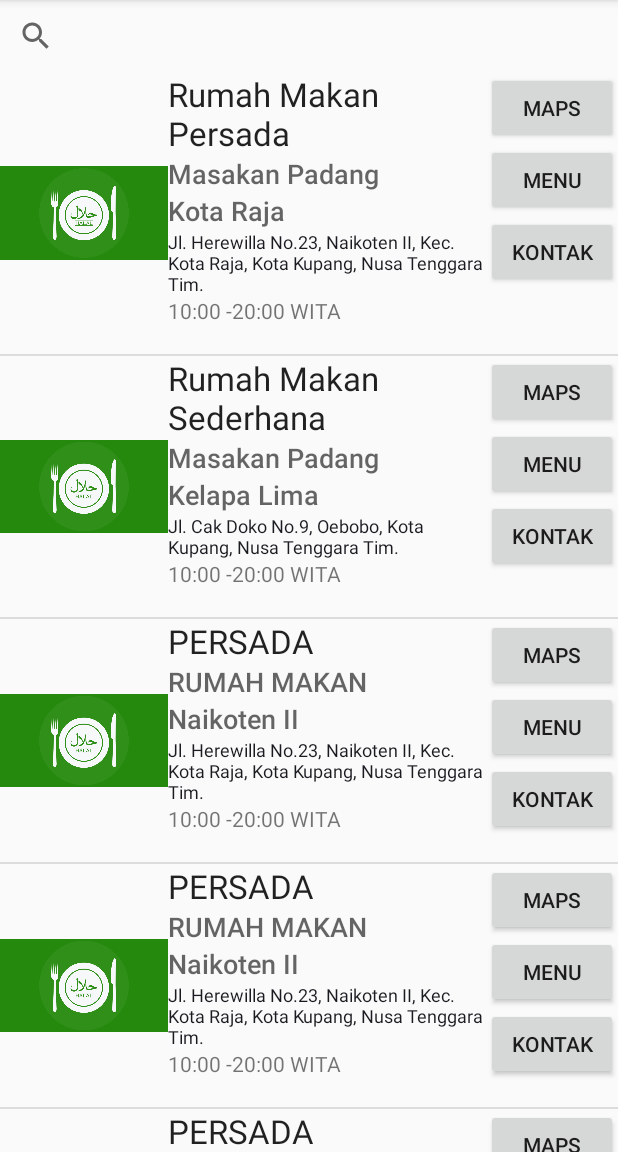
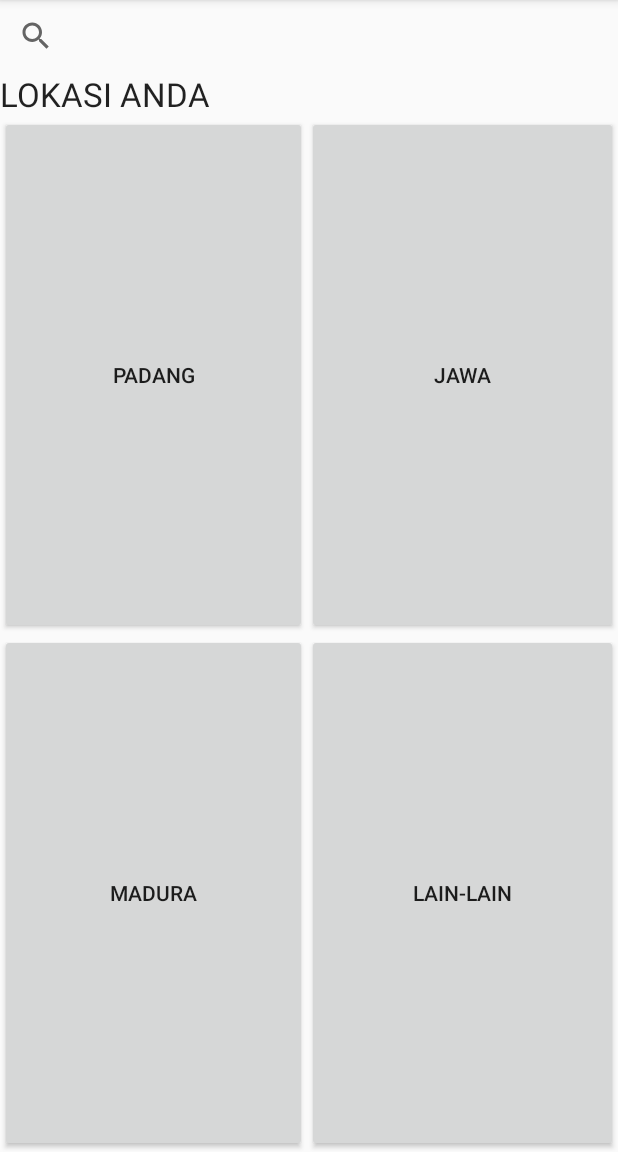
Before and after one commit to Kneotrino/INFORMHALAL, an Android app: the screen it shows after launch (MainActivity), on a phone screen of 412 x 824 dp, the part 84-1236 px from its top. Run offline under Robolectric (Android 15) with nearby library versions, the phone set to English and light mode, and no system bars.

Commit message:
MASALAH DASAR MASALAH UANG

```diff
--- a/app/src/main/java/com/clay/informhalal/MainActivity.kt
+++ b/app/src/main/java/com/clay/informhalal/MainActivity.kt
@@ -22,59 +22,70 @@ class MainActivity : AppCompatActivity() {
         super.onCreate(savedInstanceState)
         setContentView(R.layout.activity_main)
 
-        var listView = findViewById<ListView>(R.id.listViewRM)
-        listView.adapter = MyAdapter(this, modelRumahMakan.values())
+//        val btnJawa = findViewById<Button>(R.id.buttonJawa)
+//        val btnMadura = findViewById<Button>(R.id.buttonMadura)
+        val btnPadang = findViewById<Button>(R.id.buttonPadang)
+//        val btnLain = findViewById<Button>(R.id.buttonLainLain)
 
-    }
-
-    class MyAdapter(private val context: Context, private val items: Array<modelRumahMakan>) : BaseAdapter() {
-
-        override fun getCount(): Int {
-            return items.size
-        }
-
-        override fun getItem(position: Int): Any {
-            return items[position]
-        }
-
-        override fun getItemId(position: Int): Long {
-            return 0
-        }
-
-        override fun getView(position: Int, convertView: View?, parent: ViewGroup): View {
-            var listItem = convertView
-            if (listItem == null)
-                listItem = LayoutInflater.from(context).inflate(
-                    R.layout.layout_rm,
-                    parent,
-                    false
-                )
-
-            val textNama = listItem?.findViewById<TextView>(R.id.textViewNama)
-            val textKel = listItem?.findViewById<TextView>(R.id.textViewKelurahan)
-            val textAlamat = listItem?.findViewById<TextView>(R.id.textViewAlamat)
-            val textJamBuka = listItem?.findViewById<TextView>(R.id.textViewWaktu)
-            val textKet = listItem?.findViewById<TextView>(R.id.textViewKet)
-            val btnMaps = listItem?.findViewById<Button>(R.id.buttonMaps)
-
-            textNama?.text = items[position].nama
-            textAlamat?.text = items[position].alamat
-            textKel?.text = items[position].kelurahan
-            textJamBuka?.text = items[position].getJadwal()
-            textKet?.text = items[position].jenis
-
-            btnMaps?.setOnClickListener({
-//                val i = Intent(context, MapsActivity::class.java)
-//                i.addFlags(Intent.FLAG_ACTIVITY_CLEAR_TOP)
-//                i.putExtra("lokasi",items[position].lokasi)
-//                context.startActivity(i)
-                val uri = "https://www.google.com/maps/place/Rumah+Makan+Persada/@-10.1753701,123.5923084,16z/data=!4m5!3m4!1s0x2c569ca1a2b435e7:0x51eba4ddf406b17d!8m2!3d-10.1753701!4d123.5966858"
-                val intent = Intent(Intent.ACTION_VIEW, Uri.parse(uri))
-                intent.setPackage("com.google.android.apps.maps");
-                context.startActivity(intent)
-            })
-            return listItem!!
+        btnPadang.setOnClickListener {
+            println("test padang")
+            val i = Intent(this, MapsActivity::class.java)
+            i.addFlags(Intent.FLAG_ACTIVITY_CLEAR_TOP)
+            startActivity(i)
         }
     }
 
+
+
+
+//    class MyAdapter(private val context: Context, private val items: Array<modelRumahMakan>) : BaseAdapter() {
+//
+//        override fun getCount(): Int {
+//            return items.size
+//        }
+//
+//        override fun getItem(position: Int): Any {
+//            return items[position]
+//        }
+//
+//        override fun getItemId(position: Int): Long {
+//            return 0
+//        }
+//
+//        override fun getView(position: Int, convertView: View?, parent: ViewGroup): View {
+//            var listItem = convertView
+//            if (listItem == null)
+//                listItem = LayoutInflater.from(context).inflate(
+//                    R.layout.layout_rm,
+//                    parent,
+//                    false
+//                )
+//
+//            val textNama = listItem?.findViewById<TextView>(R.id.textViewNama)
+//            val textKel = listItem?.findViewById<TextView>(R.id.textViewKelurahan)
+//            val textAlamat = listItem?.findViewById<TextView>(R.id.textViewAlamat)
+//            val textJamBuka = listItem?.findViewById<TextView>(R.id.textViewWaktu)
+//            val textKet = listItem?.findViewById<TextView>(R.id.textViewKet)
+//            val btnMaps = listItem?.findViewById<Button>(R.id.buttonMaps)
+//
+//            textNama?.text = items[position].nama
+//            textAlamat?.text = items[position].alamat
+//            textKel?.text = items[position].kelurahan
+//            textJamBuka?.text = items[position].getJadwal()
+//            textKet?.text = items[position].jenis
+//
+//            btnMaps?.setOnClickListener({
+////                val i = Intent(context, MapsActivity::class.java)
+////                i.addFlags(Intent.FLAG_ACTIVITY_CLEAR_TOP)
+////                i.putExtra("lokasi",items[position].lokasi)
+////                context.startActivity(i)
+//                val uri = "https://www.google.com/maps/place/Rumah+Makan+Persada/@-10.1753701,123.5923084,16z/data=!4m5!3m4!1s0x2c569ca1a2b435e7:0x51eba4ddf406b17d!8m2!3d-10.1753701!4d123.5966858"
+//                val intent = Intent(Intent.ACTION_VIEW, Uri.parse(uri))
+//                intent.setPackage("com.google.android.apps.maps");
+//                context.startActivity(intent)
+//            })
+//            return listItem!!
+//        }
+//    }
+
 }
--- a/app/src/main/java/com/clay/informhalal/modelRumahMakan.kt
+++ b/app/src/main/java/com/clay/informhalal/modelRumahMakan.kt
@@ -36,71 +36,6 @@ enum class modelRumahMakan private constructor(
         1000,
         2000,
         R.drawable.halal
-    )
-    ,    RM_003(
-        "PERSADA",
-        "RUMAH MAKAN",
-        "Naikoten II",
-        "Jl. Herewilla No.23, Naikoten II, Kec. Kota Raja, Kota Kupang, Nusa Tenggara Tim.",
-        LatLng(
-            -10.1692197,
-            123.5852633
-        ),
-        1000,
-        2000,
-        R.drawable.halal
-    )
-    ,    RM_004(
-        "PERSADA",
-        "RUMAH MAKAN",
-        "Naikoten II",
-        "Jl. Herewilla No.23, Naikoten II, Kec. Kota Raja, Kota Kupang, Nusa Tenggara Tim.",
-        LatLng(
-            -10.1692197,
-            123.5852633
-        ),
-        1000,
-        2000,
-        R.drawable.halal
-    )
-    ,    RM_005(
-        "PERSADA",
-        "RUMAH MAKAN",
-        "Naikoten II",
-        "Jl. Herewilla No.23, Naikoten II, Kec. Kota Raja, Kota Kupang, Nusa Tenggara Tim.",
-        LatLng(
-            -10.1692197,
-            123.5852633
-        ),
-        1000,
-        2000,
-        R.drawable.halal
-    )
-    ,    RM_006(
-        "PERSADA",
-        "RUMAH MAKAN",
-        "Naikoten II",
-        "Jl. Herewilla No.23, Naikoten II, Kec. Kota Raja, Kota Kupang, Nusa Tenggara Tim.",
-        LatLng(
-            -10.1692197,
-            123.5852633
-        ),
-        1000,
-        2000,
-        R.drawable.halal
-    )
-    ,    RM_007(
-        "PERSADA",
-        "RUMAH MAKAN",
-        "Naikoten II",
-        "Jl. Herewilla No.23, Naikoten II, Kec. Kota Raja, Kota Kupang, Nusa Tenggara Tim.",
-        LatLng(
-            -10.1692197,
-            123.5852633
-        ),
-        1000,
-        2000,
-        R.drawable.halal
     );
 
     fun getJadwal(): String {
--- a/app/src/main/res/layout/activity_main.xml
+++ b/app/src/main/res/layout/activity_main.xml
@@ -12,8 +12,34 @@
             android:id="@+id/searchRM"
             android:orientation="vertical"
             android:queryHint="Cari Rumah Makan"/>
-    <ListView
+    <TextView
+            android:text="LOKASI ANDA"
             android:layout_width="match_parent"
-            android:layout_height="match_parent"
-            android:id="@+id/listViewRM"/>
+            android:layout_height="wrap_content" android:id="@+id/textView2"
+            android:textAppearance="@style/TextAppearance.AppCompat.Large"/>
+    <TableLayout
+            android:layout_width="match_parent"
+            android:layout_height="match_parent">
+
+        <TableRow android:layout_width="match_parent" android:layout_height="match_parent" android:layout_weight="1">
+            <Button
+                    android:text="PADANG"
+                    android:layout_width="match_parent"
+                    android:layout_height="match_parent" android:id="@+id/buttonPadang" android:layout_weight="1"/>
+            <Button
+                    android:text="JAWA"
+                    android:layout_width="match_parent"
+                    android:layout_height="match_parent" android:id="@+id/buttonJawa" android:layout_weight="1"/>
+        </TableRow>
+        <TableRow android:layout_width="match_parent" android:layout_height="match_parent" android:layout_weight="1">
+            <Button
+                    android:text="MADURA"
+                    android:layout_width="match_parent"
+                    android:layout_height="match_parent" android:id="@+id/buttonMadura" android:layout_weight="1"/>
+            <Button
+                    android:text="LAIN-LAIN"
+                    android:layout_width="match_parent"
+                    android:layout_height="match_parent" android:id="@+id/buttonLainLain" android:layout_weight="1"/>
+        </TableRow>
+    </TableLayout>
 </LinearLayout>
--- a/app/src/main/res/layout/activity_maps.xml
+++ b/app/src/main/res/layout/activity_maps.xml
@@ -1,4 +1,6 @@
 <?xml version="1.0" encoding="utf-8"?>
+
+
 <fragment xmlns:android="http://schemas.android.com/apk/res/android"
           xmlns:tools="http://schemas.android.com/tools"
           xmlns:map="http://schemas.android.com/apk/res-auto"
@@ -8,3 +10,4 @@
           tools:context=".MapsActivity"
           android:name="com.google.android.gms.maps.SupportMapFragment"
 />
+          <!--android:name="com.google.android.gms.maps.SupportMapFragment"-->
--- a/app/src/main/res/values/strings.xml
+++ b/app/src/main/res/values/strings.xml
@@ -1,4 +1,5 @@
 <resources>
     <string name="app_name">INFORMASI RUMAH MAKAN HALAL</string>
     <string name="title_activity_maps">Map</string>
+    <string name="google_maps_key" translatable="false" templateMergeStrategy="preserve">AIzaSyAbEL810DZ5tkDdB31yOmX3h9ocbrbQj4g</string>
 </resources>
--- a/build.gradle
+++ b/build.gradle
@@ -10,6 +10,8 @@ buildscript {
     dependencies {
         classpath 'com.android.tools.build:gradle:3.3.0'
         classpath "org.jetbrains.kotlin:kotlin-gradle-plugin:$kotlin_version"
+        classpath 'com.google.gms:google-services:4.2.0'
+
         // NOTE: Do not place your application dependencies here; they belong
         // in the individual module build.gradle files
     }
```
Also changed, not shown: app/build.gradle (+6 -1 lines), app/src/main/java/com/clay/informhalal/MapsActivity.kt (+20 -17 lines), app/src/main/java/com/clay/informhalal/requestHandler.kt (added, +122 -0 lines).
